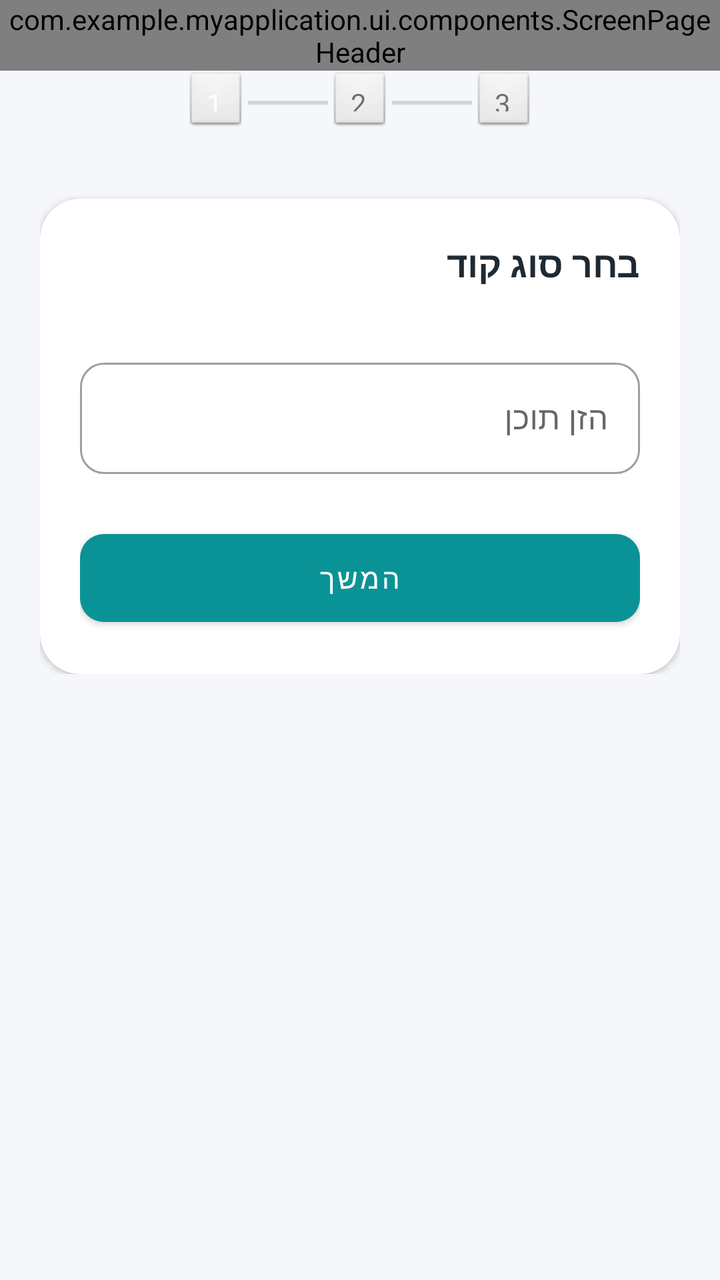
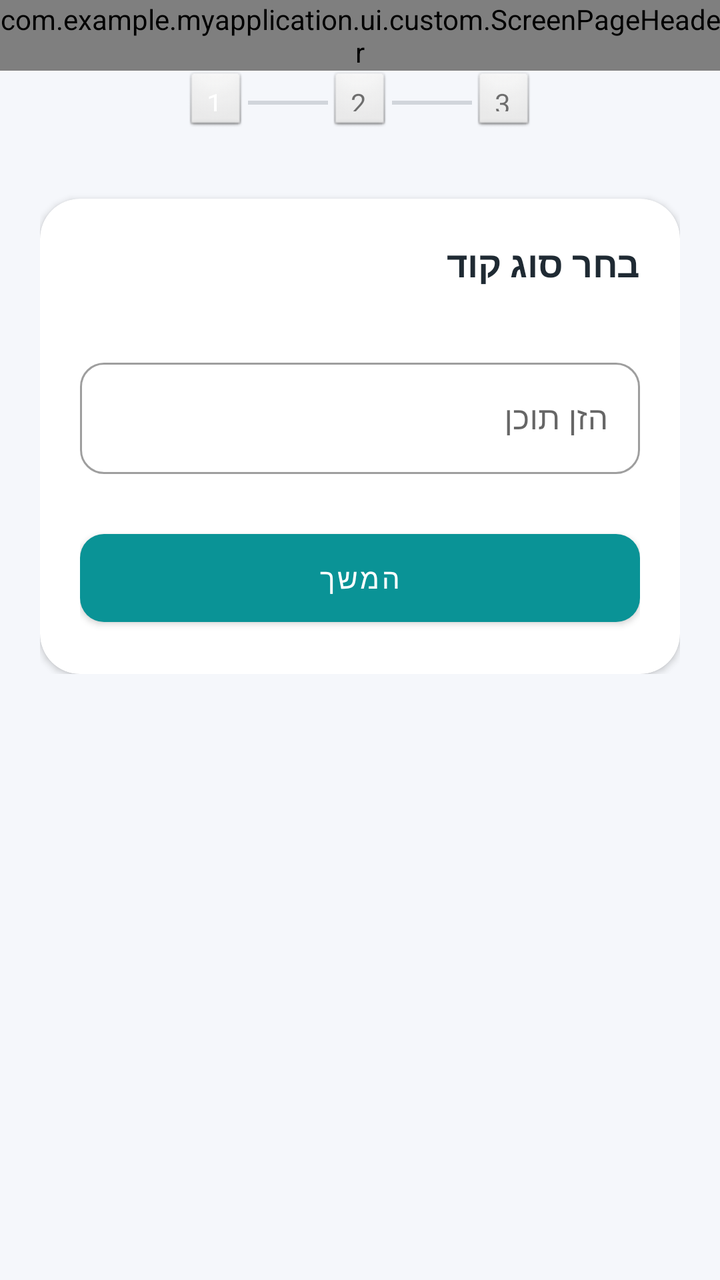

The first picture is an Android layout as it rendered before a commit; the second is the same layout after the commit. The layout source and the unified diff follow.
<!-- AndroidManifest.xml: application theme Theme.MyApplication -->
<!-- res/layout/fragment_generator.xml -->
<?xml version="1.0" encoding="utf-8"?>
<ScrollView xmlns:android="http://schemas.android.com/apk/res/android"
    xmlns:app="http://schemas.android.com/apk/res-auto"
    android:layout_width="match_parent"
    android:layout_height="match_parent"
    android:background="@color/background"
    android:fillViewport="true">

    <LinearLayout
        android:layout_width="match_parent"
        android:layout_height="wrap_content"
        android:orientation="vertical">

        <com.example.myapplication.ui.components.ScreenPageHeader
            android:id="@+id/header"
            android:layout_width="match_parent"
            android:layout_height="wrap_content" />

        <LinearLayout
            android:layout_width="match_parent"
            android:layout_height="wrap_content"
            android:orientation="vertical"
            android:paddingHorizontal="20dp"
            android:paddingBottom="32dp">

            
            <LinearLayout
                android:layout_width="match_parent"
                android:layout_height="wrap_content"
                android:gravity="center"
                android:orientation="horizontal">

                <TextView
                    android:id="@+id/step1"
                    android:layout_width="32dp"
                    android:layout_height="32dp"
                    android:background="@android:drawable/btn_default"
                    android:gravity="center"
                    android:text="1"
                    android:textColor="@color/white" />

                <View
                    android:layout_width="40dp"
                    android:layout_height="2dp"
                    android:background="@color/border" />

                <TextView
                    android:id="@+id/step2"
                    android:layout_width="32dp"
                    android:layout_height="32dp"
                    android:background="@android:drawable/btn_default"
                    android:gravity="center"
                    android:text="2" />

                <View
                    android:layout_width="40dp"
                    android:layout_height="2dp"
                    android:background="@color/border" />

                <TextView
                    android:id="@+id/step3"
                    android:layout_width="32dp"
                    android:layout_height="32dp"
                    android:background="@android:drawable/btn_default"
                    android:gravity="center"
                    android:text="3" />
            </LinearLayout>

            <com.google.android.material.card.MaterialCardView
                android:layout_width="match_parent"
                android:layout_height="wrap_content"
                android:layout_marginTop="32dp"
                app:cardCornerRadius="20dp"
                app:cardElevation="2dp">

                <LinearLayout
                    android:id="@+id/stepContainer"
                    android:layout_width="match_parent"
                    android:layout_height="wrap_content"
                    android:orientation="vertical"
                    android:padding="20dp">

                    <TextView
                        android:id="@+id/stepTitle"
                        android:layout_width="wrap_content"
                        android:layout_height="wrap_content"
                        android:layout_gravity="end"
                        android:text="בחר סוג קוד"
                        android:textColor="@color/text_main"
                        android:textSize="18sp"
                        android:textStyle="bold" />

                    
                    <androidx.recyclerview.widget.RecyclerView
                        android:id="@+id/typeRecyclerView"
                        android:layout_width="match_parent"
                        android:layout_height="wrap_content"
                        android:layout_marginTop="12dp"
                        android:nestedScrollingEnabled="false" />

                    <com.google.android.material.textfield.TextInputLayout
                        android:id="@+id/contentLayout"
                        style="@style/Widget.MaterialComponents.TextInputLayout.OutlinedBox"
                        android:layout_width="match_parent"
                        android:layout_height="wrap_content"
                        android:layout_marginTop="20dp"
                        android:hint="הזן תוכן"
                        app:boxCornerRadiusBottomEnd="12dp"
                        app:boxCornerRadiusBottomStart="12dp"
                        app:boxCornerRadiusTopEnd="12dp"
                        app:boxCornerRadiusTopStart="12dp">

                        <com.google.android.material.textfield.TextInputEditText
                            android:id="@+id/contentInput"
                            android:layout_width="match_parent"
                            android:layout_height="wrap_content" />
                    </com.google.android.material.textfield.TextInputLayout>

                    <ImageView
                        android:id="@+id/qrPreview"
                        android:layout_width="200dp"
                        android:layout_height="200dp"
                        android:layout_gravity="center"
                        android:layout_marginTop="24dp"
                        android:visibility="gone" />

                    <com.google.android.material.button.MaterialButton
                        android:id="@+id/nextButton"
                        android:layout_width="match_parent"
                        android:layout_height="56dp"
                        android:layout_marginTop="24dp"
                        android:text="המשך"
                        app:cornerRadius="12dp" />

                </LinearLayout>
            </com.google.android.material.card.MaterialCardView>

        </LinearLayout>
    </LinearLayout>
</ScrollView>
<!-- resources referenced by this layout -->
<resources>
  <color name="background">#F5F7FB</color>
  <color name="border">#D1D5DB</color>
  <color name="text_main">#1F2A33</color>
  <color name="white">#FFFFFF</color>
  <style name="Theme.MyApplication" parent="Theme.MaterialComponents.Light.NoActionBar">
          <item name="colorPrimary">@color/primary</item>
          <item name="colorPrimaryVariant">@color/primary_variant</item>
          <item name="colorOnPrimary">@color/on_primary</item>
          <item name="android:windowBackground">@color/background</item>
          <item name="android:statusBarColor">@color/background</item>
          <item name="android:windowLightStatusBar">true</item>
      </style>
  <color name="primary">#0A9396</color>
  <color name="primary_variant">#005F73</color>
  <color name="on_primary">#FFFFFF</color>
</resources>

<!-- the commit's change to res/layout/fragment_generator.xml (unified diff, before → after) -->
@@ -11,7 +11,7 @@
         android:layout_height="wrap_content"
         android:orientation="vertical">
 
-        <com.example.myapplication.ui.components.ScreenPageHeader
+        <com.example.myapplication.ui.custom.ScreenPageHeader
             android:id="@+id/header"
             android:layout_width="match_parent"
             android:layout_height="wrap_content" />
@@ -116,14 +116,23 @@
                             android:layout_height="wrap_content" />
                     </com.google.android.material.textfield.TextInputLayout>
 
-                    <ImageView
-                        android:id="@+id/qrPreview"
+                    <com.example.myapplication.ui.custom.QrRendererView
+                        android:id="@+id/qrRenderer"
                         android:layout_width="200dp"
                         android:layout_height="200dp"
                         android:layout_gravity="center"
                         android:layout_marginTop="24dp"
                         android:visibility="gone" />
 
+                    
+                    <include
+                        android:id="@+id/stylePanel"
+                        layout="@layout/view_qr_style_panel"
+                        android:layout_width="match_parent"
+                        android:layout_height="wrap_content"
+                        android:layout_marginTop="16dp"
+                        android:visibility="gone" />
+
                     <com.google.android.material.button.MaterialButton
                         android:id="@+id/nextButton"
                         android:layout_width="match_parent"
@@ -138,3 +147,73 @@
         </LinearLayout>
     </LinearLayout>
 </ScrollView>
+<!-- res/layout/view_qr_style_panel.xml (included above) -->
+<?xml version="1.0" encoding="utf-8"?>
+<LinearLayout xmlns:android="http://schemas.android.com/apk/res/android"
+    xmlns:app="http://schemas.android.com/apk/res-auto"
+    android:layout_width="match_parent"
+    android:layout_height="wrap_content"
+    android:orientation="vertical">
+
+    <HorizontalScrollView
+        android:layout_width="match_parent"
+        android:layout_height="wrap_content"
+        android:scrollbars="none">
+
+        <com.google.android.material.chip.ChipGroup
+            android:id="@+id/styleTabGroup"
+            android:layout_width="wrap_content"
+            android:layout_height="wrap_content"
+            android:paddingHorizontal="16dp"
+            android:paddingVertical="8dp"
+            app:singleSelection="true">
+
+            <com.google.android.material.chip.Chip
+                android:id="@+id/tabColor"
+                style="@style/Widget.MaterialComponents.Chip.Choice"
+                android:layout_width="wrap_content"
+                android:layout_height="wrap_content"
+                android:text="צבע"
+                app:chipBackgroundColor="@color/background" />
+
+            <com.google.android.material.chip.Chip
+                android:id="@+id/tabShape"
+                style="@style/Widget.MaterialComponents.Chip.Choice"
+                android:layout_width="wrap_content"
+                android:layout_height="wrap_content"
+                android:text="צורה"
+                app:chipBackgroundColor="@color/background" />
+
+            <com.google.android.material.chip.Chip
+                android:id="@+id/tabLogo"
+                style="@style/Widget.MaterialComponents.Chip.Choice"
+                android:layout_width="wrap_content"
+                android:layout_height="wrap_content"
+                android:text="לוגו"
+                app:chipBackgroundColor="@color/background" />
+
+            <com.google.android.material.chip.Chip
+                android:id="@+id/tabSticker"
+                style="@style/Widget.MaterialComponents.Chip.Choice"
+                android:layout_width="wrap_content"
+                android:layout_height="wrap_content"
+                android:text="סטיקר"
+                app:chipBackgroundColor="@color/background" />
+
+        </com.google.android.material.chip.ChipGroup>
+    </HorizontalScrollView>
+
+    <FrameLayout
+        android:id="@+id/tabContentContainer"
+        android:layout_width="match_parent"
+        android:layout_height="wrap_content"
+        android:padding="16dp"
+        android:background="@drawable/bg_sheet"
+        android:layout_marginHorizontal="16dp"
+        android:layout_marginBottom="16dp">
+
+        
+
+    </FrameLayout>
+
+</LinearLayout>
<!-- resource entries referenced after the edit -->
@@ -4,6 +4,14 @@
   <color name="border">#D1D5DB</color>
   <color name="text_main">#1F2A33</color>
   <color name="white">#FFFFFF</color>
+  <!-- drawable bg_sheet (drawable) -->
+  <?xml version="1.0" encoding="utf-8"?>
+  <shape xmlns:android="http://schemas.android.com/apk/res/android">
+      <solid android:color="@color/surface" />
+      <corners
+          android:topLeftRadius="24dp"
+          android:topRightRadius="24dp" />
+  </shape>
   <style name="Theme.MyApplication" parent="Theme.MaterialComponents.Light.NoActionBar">
           <item name="colorPrimary">@color/primary</item>
           <item name="colorPrimaryVariant">@color/primary_variant</item>
@@ -12,6 +20,7 @@
           <item name="android:statusBarColor">@color/background</item>
           <item name="android:windowLightStatusBar">true</item>
       </style>
+  <color name="surface">#FFFFFF</color>
   <color name="primary">#0A9396</color>
   <color name="primary_variant">#005F73</color>
   <color name="on_primary">#FFFFFF</color>
